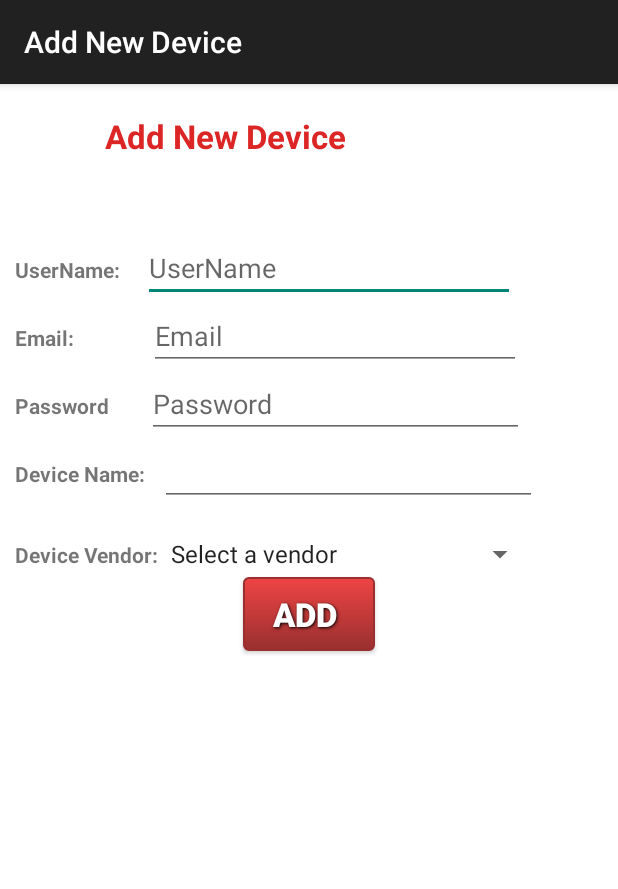
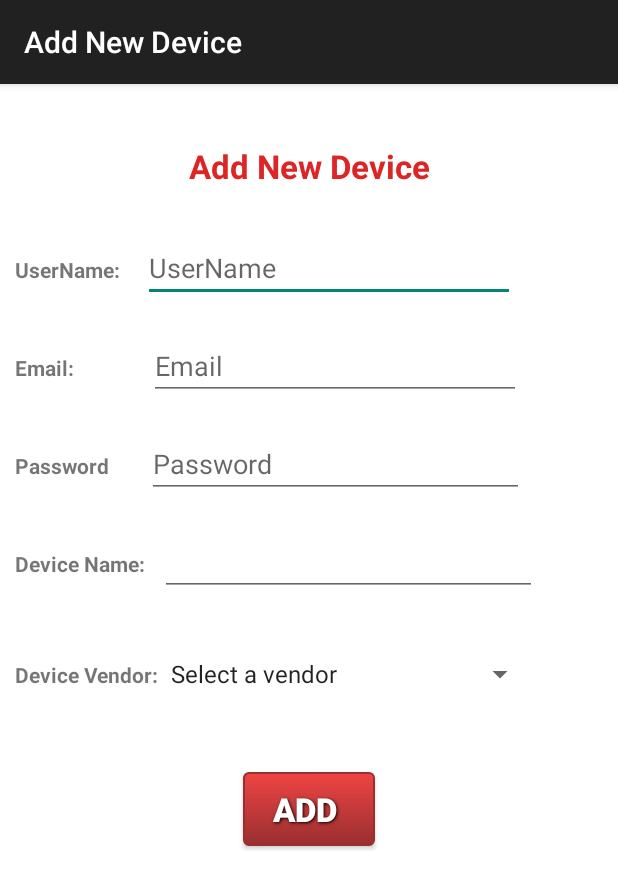
Before and after one commit to sophiango/simplilyf-android, an Android app: the AddNewDevice screen opened directly, with no data from a screen before it, on a phone screen of 412 x 824 dp. Shown: the top 889 px of the screen. Run offline under Robolectric (Android 15) with nearby library versions, the phone set to English and light mode, and no system bars.

Commit message:
Changed add new device UI

```diff
--- a/app/src/main/res/layout/activity_add_new_device.xml
+++ b/app/src/main/res/layout/activity_add_new_device.xml
@@ -13,10 +13,11 @@
             android:textColor="#DC2525"
             android:textStyle="bold"
             android:gravity="center"
-            android:layout_marginTop="20dp"
-            android:layout_marginBottom="20dp"
             android:textAppearance="?android:attr/textAppearanceLarge"
-            android:layout_weight="0.30" />
+            android:layout_weight="0.30"
+            android:layout_alignParentTop="true"
+            android:layout_centerHorizontal="true"
+            android:layout_marginTop="40dp"/>
 
 
         <!-- Add device Form -->
@@ -31,7 +32,8 @@
             <LinearLayout
                 android:layout_width="wrap_content"
                 android:layout_height="wrap_content"
-                android:orientation="horizontal">
+                android:orientation="horizontal"
+                android:layout_marginBottom="20dp">
 
                 <TextView android:text="@string/username"
                     android:textStyle="bold"
@@ -49,7 +51,8 @@
         <LinearLayout
             android:layout_width="wrap_content"
             android:layout_height="wrap_content"
-            android:orientation="horizontal">
+            android:orientation="horizontal"
+            android:layout_marginBottom="20dp">
 
             <TextView android:text="Email:"
                 android:textStyle="bold"
@@ -67,9 +70,9 @@
 
             <!-- Password Label -->
             <LinearLayout  android:id="@+id/pwdLayout"
-
                 android:layout_width="wrap_content"
-                android:layout_height="wrap_content">
+                android:layout_height="wrap_content"
+                android:layout_marginBottom="20dp">
 
                 <TextView android:text="@string/pwd"
                     android:textStyle="bold"
@@ -89,9 +92,9 @@
 
             <!-- Device Name -->
             <LinearLayout  android:id="@+id/deviceLayout"
-
                 android:layout_width="wrap_content"
-                android:layout_height="wrap_content">
+                android:layout_height="wrap_content"
+                android:layout_marginBottom="20dp">
 
                 <TextView android:text="Device Name:"
                     android:textStyle="bold"
@@ -115,6 +118,7 @@
                 android:layout_height="wrap_content"
                 android:orientation="horizontal"
                 android:layout_marginTop="20dp"
+                android:layout_marginBottom="50dp"
                 >
             <TextView android:layout_width="match_parent"
                 android:layout_height="wrap_content"
@@ -132,11 +136,12 @@
             <Button android:id="@+id/btnAdd"
                 android:layout_width="wrap_content"
                 android:layout_height="wrap_content"
-                android:layout_marginTop="20dp"
+                android:layout_marginTop="80dp"
                 android:background="@drawable/btn_red"
                 style="@style/ButtonText"
                 android:text="Add "
-                android:layout_gravity="center_horizontal"/>
+                android:layout_gravity="center_horizontal"
+                />
 
 
 
```
